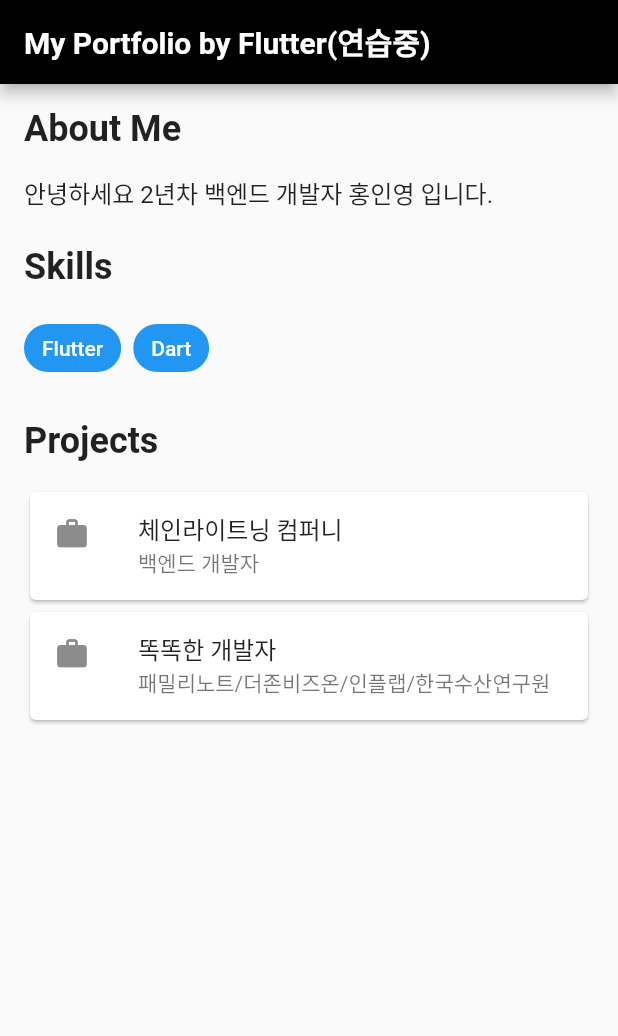
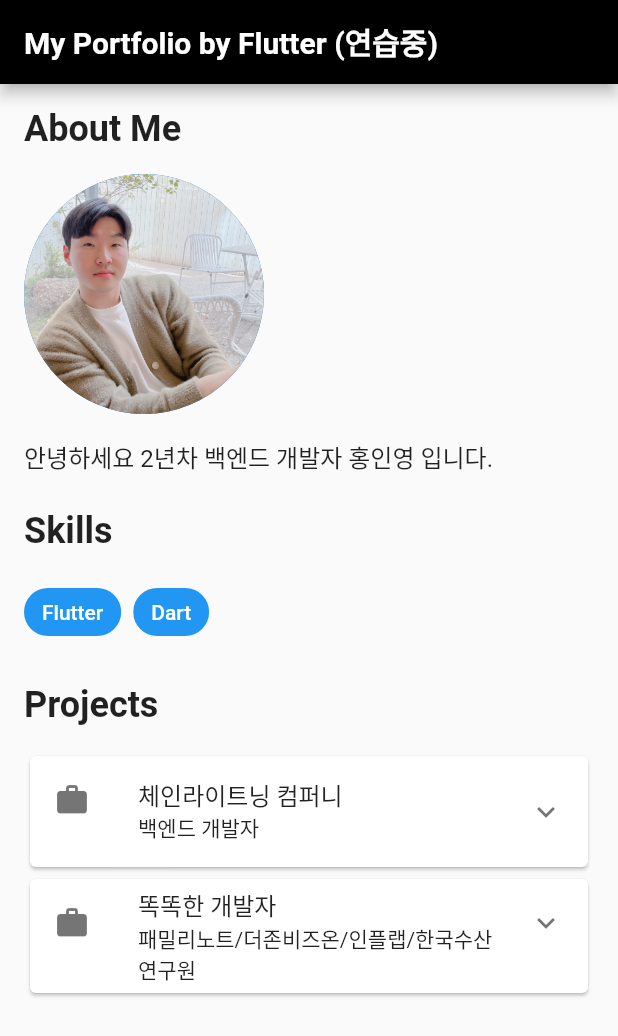
Before and after one commit to IT-HONGREAT/portfolio-flutter, a Flutter app: the screen it shows after launch, on a phone screen of 412 x 824 dp. Shown: the top 1036 px of the screen. Run offline on Flutter 3.47's test engine with Material 2 defaults, Android fonts, the phone set to English and light mode, and no system bars; Roboto replaces fonts that are missing (Arial).

Commit message:
path 수정 for github pages, 프로필추가 및 이미지 업로드, 프로젝트s 모달형태로 변경(temp)

```diff
--- a/lib/main.dart
+++ b/lib/main.dart
@@ -3,7 +3,7 @@ import 'package:flutter/material.dart';
 void main() => runApp(const MyApp());
 
 class MyApp extends StatelessWidget {
-  const MyApp({super.key});
+  const MyApp({Key? key}) : super(key: key);
 
   @override
   Widget build(BuildContext context) {
@@ -11,7 +11,7 @@ class MyApp extends StatelessWidget {
       title: 'My Portfolio',
       theme: ThemeData(
         primarySwatch: Colors.blue,
-        fontFamily: 'Arial', // 폰트 설정
+        fontFamily: 'Arial',
       ),
       home: const PortfolioPage(),
     );
@@ -19,14 +19,14 @@ class MyApp extends StatelessWidget {
 }
 
 class PortfolioPage extends StatelessWidget {
-  const PortfolioPage({super.key});
+  const PortfolioPage({Key? key}) : super(key: key);
 
   @override
   Widget build(BuildContext context) {
     return Scaffold(
       appBar: AppBar(
         title: const Text(
-          'My Portfolio by Flutter(연습중)',
+          'My Portfolio by Flutter (연습중)',
           style: TextStyle(
             color: Colors.white,
             fontSize: 20,
@@ -46,6 +46,12 @@ class PortfolioPage extends StatelessWidget {
                 fontSize: 24,
                 fontWeight: FontWeight.bold,
               ),
+            ),
+            const SizedBox(height: 16),
+            const CircleAvatar(
+              radius: 80,
+              backgroundImage:
+                  AssetImage('assets/profile_image.jpeg'), // 프로필 이미지 추가
             ),
             const SizedBox(height: 16),
             const Text(
@@ -88,17 +94,29 @@ class PortfolioPage extends StatelessWidget {
             ),
             const SizedBox(height: 16),
             const Card(
-              child: ListTile(
+              child: ExpansionTile(
                 leading: Icon(Icons.work),
                 title: Text('체인라이트닝 컴퍼니'),
                 subtitle: Text('백엔드 개발자'),
+                children: [
+                  Padding(
+                    padding: EdgeInsets.symmetric(horizontal: 16),
+                    child: Text('체인라이트닝 컴퍼니 프로젝트에 대한 상세 설명입니다.'),
+                  ),
+                ],
               ),
             ),
             const Card(
-              child: ListTile(
+              child: ExpansionTile(
                 leading: Icon(Icons.work),
                 title: Text('똑똑한 개발자'),
                 subtitle: Text('패밀리노트/더존비즈온/인플랩/한국수산연구원'),
+                children: [
+                  Padding(
+                    padding: EdgeInsets.symmetric(horizontal: 16),
+                    child: Text('똑똑한 개발자 프로젝트에 대한 상세 설명입니다.'),
+                  ),
+                ],
               ),
             ),
           ],
--- a/pubspec.yaml
+++ b/pubspec.yaml
@@ -59,7 +59,8 @@ flutter:
   uses-material-design: true
 
   # To add assets to your application, add an assets section, like this:
-  # assets:
+  assets:
+    - assets/
   #   - images/a_dot_burr.jpeg
   #   - images/a_dot_ham.jpeg
 
```
Also changed, not shown: assets/profile_image.jpeg (added), 2 other files.
